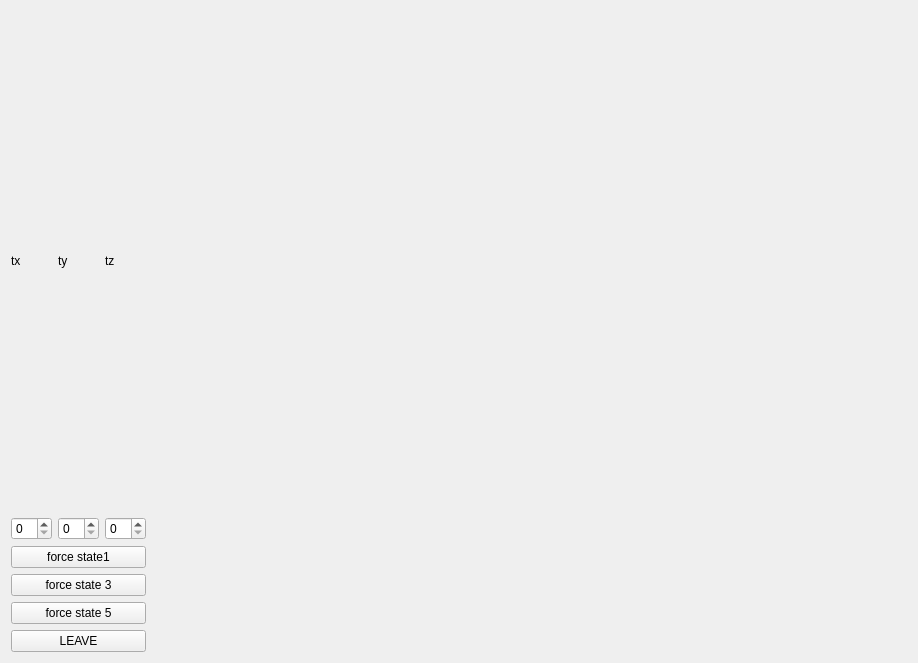
Above: components/graspingAgent/src/mainUI.ui from robocomp/robocomp-ursus-rockin before the change. Below: the same form after it.
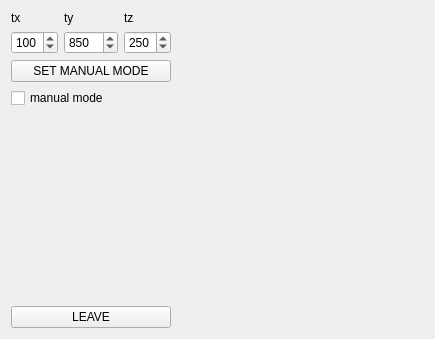
That is the form after the change.

What changed in the file:
```diff
--- a/components/graspingAgent/src/mainUI.ui
+++ b/components/graspingAgent/src/mainUI.ui
@@ -6,8 +6,8 @@
    <rect>
     <x>0</x>
     <y>0</y>
-    <width>918</width>
-    <height>663</height>
+    <width>435</width>
+    <height>339</height>
    </rect>
   </property>
   <property name="sizePolicy">
@@ -24,9 +24,6 @@
     <layout class="QVBoxLayout" name="verticalLayout">
      <item>
       <layout class="QGridLayout" name="gridLayout">
-       <item row="1" column="0">
-        <widget class="QSpinBox" name="xspin"/>
-       </item>
        <item row="0" column="0">
         <widget class="QLabel" name="label">
          <property name="text">
@@ -48,34 +45,82 @@
          </property>
         </widget>
        </item>
+       <item row="1" column="0">
+        <widget class="QDoubleSpinBox" name="xspin">
+         <property name="decimals">
+          <number>0</number>
+         </property>
+         <property name="minimum">
+          <double>0.000000000000000</double>
+         </property>
+         <property name="maximum">
+          <double>300.000000000000000</double>
+         </property>
+         <property name="value">
+          <double>100.000000000000000</double>
+         </property>
+        </widget>
+       </item>
        <item row="1" column="1">
-        <widget class="QSpinBox" name="yspin"/>
+        <widget class="QDoubleSpinBox" name="yspin">
+         <property name="decimals">
+          <number>0</number>
+         </property>
+         <property name="minimum">
+          <double>700.000000000000000</double>
+         </property>
+         <property name="maximum">
+          <double>1200.000000000000000</double>
+         </property>
+         <property name="value">
+          <double>850.000000000000000</double>
+         </property>
+        </widget>
        </item>
        <item row="1" column="2">
-        <widget class="QSpinBox" name="zspin"/>
+        <widget class="QDoubleSpinBox" name="zspin">
+         <property name="decimals">
+          <number>0</number>
+         </property>
+         <property name="minimum">
+          <double>150.000000000000000</double>
+         </property>
+         <property name="maximum">
+          <double>400.000000000000000</double>
+         </property>
+         <property name="value">
+          <double>250.000000000000000</double>
+         </property>
+        </widget>
        </item>
       </layout>
      </item>
      <item>
       <widget class="QPushButton" name="state1">
        <property name="text">
-        <string>force state1</string>
+        <string>SET MANUAL MODE</string>
        </property>
       </widget>
      </item>
      <item>
-      <widget class="QPushButton" name="state3">
+      <widget class="QCheckBox" name="manualModeSet">
        <property name="text">
-        <string>force state 3</string>
+        <string>manual mode</string>
        </property>
       </widget>
      </item>
      <item>
-      <widget class="QPushButton" name="pushButton_3">
-       <property name="text">
-        <string>force state 5</string>
+      <spacer name="verticalSpacer">
+       <property name="orientation">
+        <enum>Qt::Vertical</enum>
        </property>
-      </widget>
+       <property name="sizeHint" stdset="0">
+        <size>
+         <width>20</width>
+         <height>40</height>
+        </size>
+       </property>
+      </spacer>
      </item>
      <item>
       <widget class="QPushButton" name="buttonLeave">
```
Left out of the diff: 2 changed lines with no effect on the pictures.
